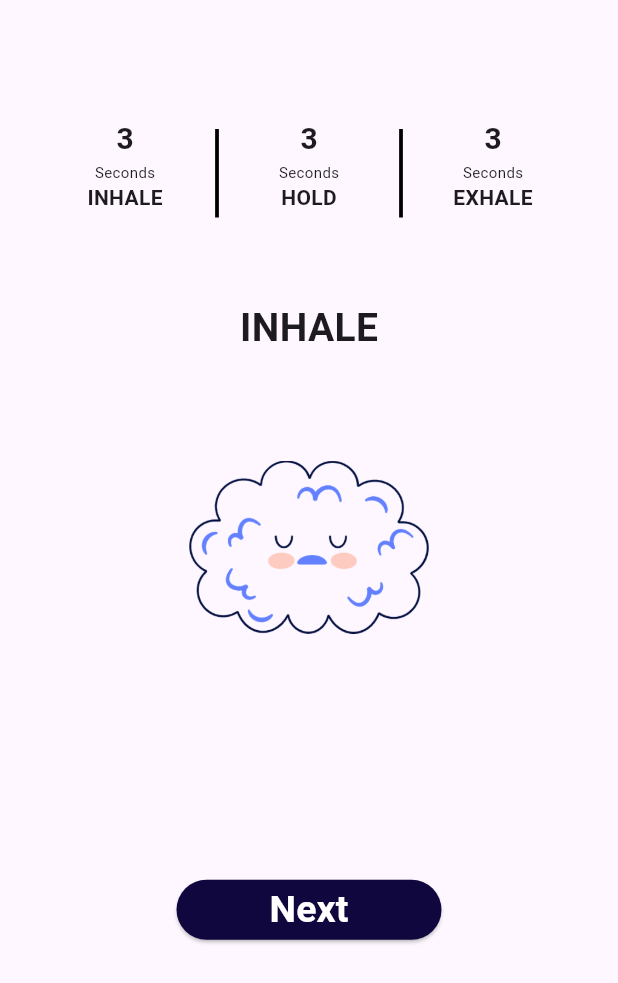
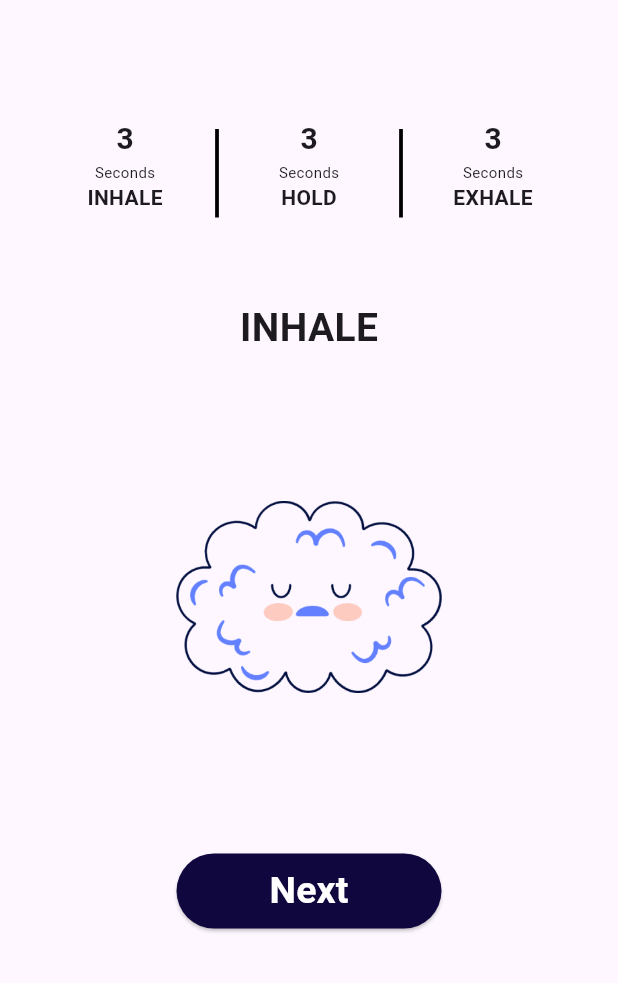
Before and after one commit to FatoomRe/Calm-Attack, a Flutter app: the screen it shows after launch, after a tap on "Get Started", on a phone screen of 412 x 824 dp. Shown: the top 983 px of the screen. Run offline on Flutter 3.47's test engine with Material 3 defaults, Android fonts, the phone set to English and light mode, and no system bars.

Commit message:
add animation to move the Breathing Image

```diff
--- /dev/null
+++ b/lib/Animations/BreathingCloud.dart
@@ -0,0 +1,78 @@
+// ignore: file_names
+// BreathingCloud.dart
+import 'package:flutter/material.dart';
+import 'dart:async';
+
+class BreathingCloud extends StatefulWidget {
+  const BreathingCloud({Key? key}) : super(key: key);
+
+  @override
+  _BreathingCloudState createState() => _BreathingCloudState();
+}
+
+class _BreathingCloudState extends State<BreathingCloud> with SingleTickerProviderStateMixin {
+  late final AnimationController _controller;
+  late final Animation<double> _animation;
+  String _imagePath = 'assets/INHALE.png';
+
+
+  @override
+  void initState() {
+    super.initState();
+
+    _controller = AnimationController(
+      duration: const Duration(seconds: 3),
+      vsync: this,
+    );
+
+    _animation = Tween(begin: 50.0, end: 100.0).animate(
+      CurvedAnimation(
+        parent: _controller,
+        curve: Curves.easeInOut,
+      ),
+    );
+     _controller.addStatusListener((status) {
+      if (status == AnimationStatus.completed) {
+        setState(() {
+          _imagePath = 'assets/HOLD.png';
+        });
+        Timer(const Duration(seconds: 3), () {
+          setState(() {
+            _imagePath = 'assets/EXHALE.png';
+          });
+          _controller.reverse();
+        });
+      } else if (status == AnimationStatus.dismissed) {
+        setState(() {
+          _imagePath = 'assets/INHALE.png';
+        });
+        _controller.forward();
+      }
+    });
+
+    _controller.forward();
+  }
+
+  @override
+  Widget build(BuildContext context) {
+    return AnimatedBuilder(
+      animation: _animation,
+      builder: (context, child) {
+        return Transform.scale(
+          scale: _animation.value,
+          // ignore: sized_box_for_whitespace
+          child: Container(
+            width: _animation.value,
+            child: Image.asset(_imagePath, width: 2.0, height: 2.0),
+          ),
+        );
+      },
+    );
+  }
+
+  @override
+  void dispose() {
+    _controller.dispose();
+    super.dispose();
+  }
+}
--- a/lib/Pages/BreathingScreen.dart
+++ b/lib/Pages/BreathingScreen.dart
@@ -1,11 +1,17 @@
 // ignore_for_file: file_names
 
+import 'package:calmattack/Animations/BreathingCloud.dart';
 import 'package:calmattack/Pages/ThirdScreen.dart';
 import 'package:flutter/material.dart';
 
-class BreathingScreen extends StatelessWidget {
+class BreathingScreen extends StatefulWidget {
   const BreathingScreen({super.key});
 
+  @override
+  State<BreathingScreen> createState() => _BreathingScreenState();
+}
+
+class _BreathingScreenState extends State<BreathingScreen> {
   @override
   Widget build(context) {
     return Scaffold(
@@ -18,6 +24,7 @@ class BreathingScreen extends StatelessWidget {
             child: Row(
               children: [
                 Expanded(
+                  // ignore: sized_box_for_whitespace
                   child: Container(
                     //color: Colors.red,
                     height: 100,
@@ -55,6 +62,7 @@ class BreathingScreen extends StatelessWidget {
                   endIndent: 15,
                 ),
                 Expanded(
+                  // ignore: sized_box_for_whitespace
                   child: Container(
                     //color: Colors.green,
                     height: 100,
@@ -92,6 +100,7 @@ class BreathingScreen extends StatelessWidget {
                   endIndent: 15,
                 ),
                 Expanded(
+                  // ignore: sized_box_for_whitespace
                   child: Container(
                     //color: Colors.blue,
                     height: 100,
@@ -134,18 +143,23 @@ class BreathingScreen extends StatelessWidget {
             fontWeight: FontWeight.bold,
           ),
         ),
-        const SizedBox(height: 70),
-        Image.asset(
-          'assets/c1 1.png',
-          width: 160,
-        ),
         const SizedBox(height: 160),
-        ElevatedButton(
+        const BreathingCloud(), //--> animation image
+        const SizedBox(height: 160),
+        Padding(
+          padding: const EdgeInsets.all(10.0),
+          // ignore: sized_box_for_whitespace
+          child: Container(
+            height: 50,
+            child: ElevatedButton(
               onPressed: () {
-            Navigator.push(context,
-                MaterialPageRoute(builder: (context) => const ThirdScreen()));
+                Navigator.push(
+                    context,
+                    MaterialPageRoute(
+                        builder: (context) => const ThirdScreen()));
               },
               style: ElevatedButton.styleFrom(
+                // ignore: deprecated_member_use
                 primary: const Color(0xff0F073E),
               ),
               child: const Text('      Next      ',
@@ -155,6 +169,8 @@ class BreathingScreen extends StatelessWidget {
                     fontWeight: FontWeight.bold,
                   )),
             ),
+          ),
+        ),
       ],
     ));
   }
--- a/lib/Pages/StartScreen.dart
+++ b/lib/Pages/StartScreen.dart
@@ -28,14 +28,17 @@ class StartScreen extends StatelessWidget {
           Transform.rotate(
             angle: -17.8 * pi / 180, //<-- rotate the image
             child: Image.asset(
-              'assets/img1.png',
+              'assets/SSAttack.png',
               width: 320,
             ),
           ),
           const SizedBox(
               height:
                   80), //<-- add this line to add some space between the image and the text
-          ElevatedButton(
+          // ignore: sized_box_for_whitespace
+          Container(
+            height: 50,
+            child: ElevatedButton(
               onPressed: () {
                 Navigator.push(
                   context,
@@ -55,6 +58,7 @@ class StartScreen extends StatelessWidget {
                 ),
               ),
             ),
+          ),
         ],
       ),
     );
--- a/lib/Pages/ThirdScreen.dart
+++ b/lib/Pages/ThirdScreen.dart
@@ -1,15 +1,14 @@
 // ignore_for_file: file_names
-
 import 'package:flutter/material.dart';
 
 class ThirdScreen extends StatelessWidget {
   const ThirdScreen({super.key});
 
   @override
-  Widget build(context){
+  Widget build(BuildContext context) {
     return Scaffold(
       appBar: AppBar(
-        title: const Text(''),
+        title: const Text('Third Screen'),
       ),
     );
   }
--- a/pubspec.yaml
+++ b/pubspec.yaml
@@ -63,8 +63,10 @@ flutter:
   assets:
     # - images/a_dot_burr.jpeg
     # - images/a_dot_ham.jpeg
-    - assets/img1.png
-    - assets/c1 1.png
+    - assets/SSAttack.png
+    - assets/INHALE.png
+    - assets/HOLD.png
+    - assets/EXHALE.png
 
   # An image asset can refer to one or more resolution-specific "variants", see
   # https://flutter.dev/assets-and-images/#resolution-aware
```
Also changed, not shown: assets/EXHALE.png (added), assets/HOLD.png (added), assets/INHALE.png (renamed from assets/c1 1.png), assets/SSAttack.png (renamed from assets/img1.png). Lines whose indentation alone changed are shown as unchanged.
